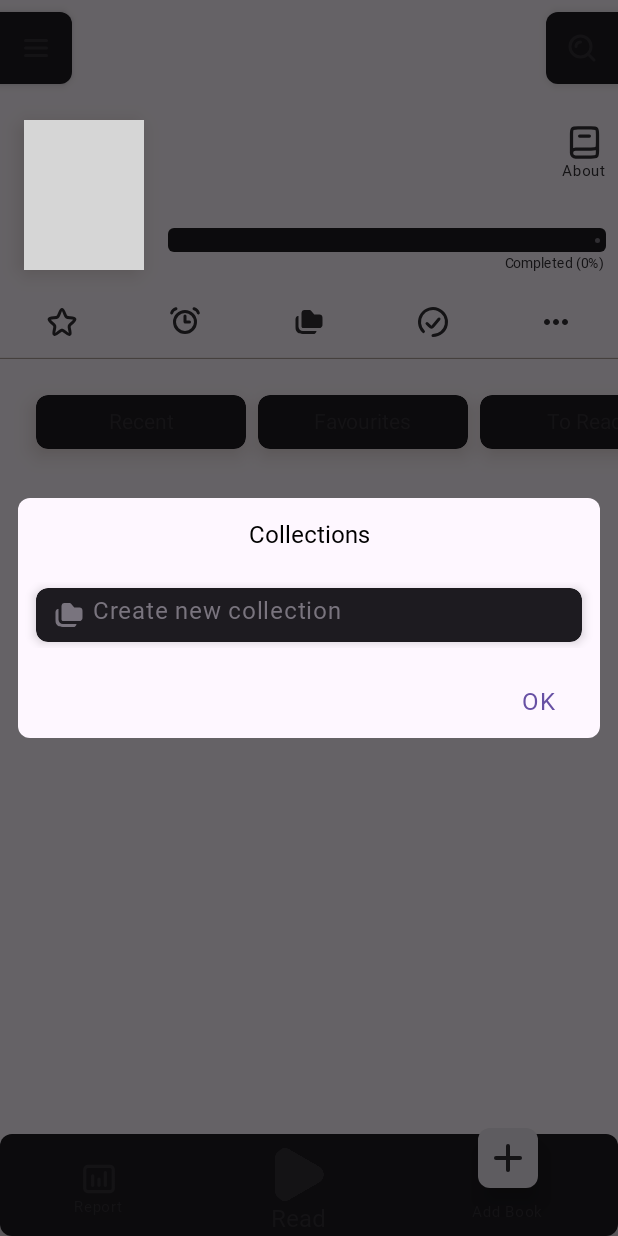
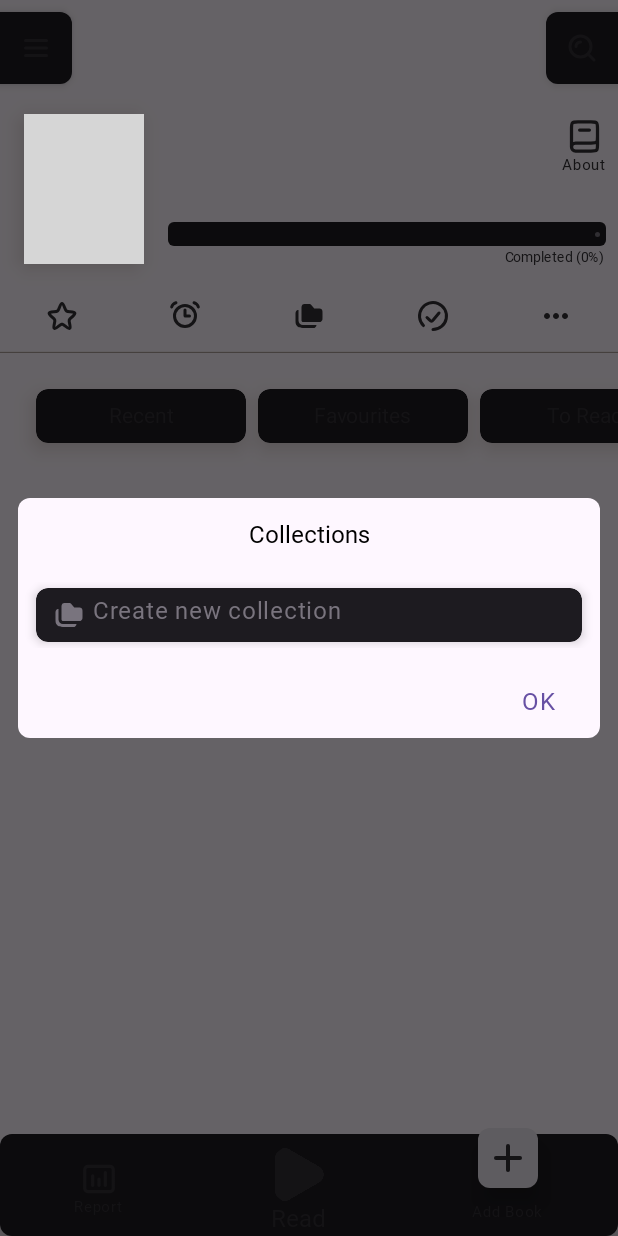
Before and after one commit to AndDe-gourav/Android-Book-Reader, an Android app built with Jetpack Compose: the screen it shows after launch (MainActivity), after a tap on "Collection", on a phone screen of 412 x 824 dp. Run offline under Robolectric (Android 15) with nearby library versions, the phone set to English and light mode, and no system bars; our stand-ins replace Room's generated code, window size class; libraries missing offline, so code that uses them is left out: com.github.barteksc.pdfviewer; Roboto replaces fonts that are not available here; 1 statement that could not run was skipped; 3 other taps on this screen came first; grey boxes are pictures that could not be loaded.

Commit message:
full project

```diff
--- a/app/build.gradle.kts
+++ b/app/build.gradle.kts
@@ -42,6 +42,7 @@ android {
 
 dependencies {
     implementation ("io.coil-kt:coil-compose:2.5.0")
+    implementation(libs.androidx.material3.window.size.class1.android)
     ksp ("androidx.room:room-compiler:2.6.1")
     implementation("androidx.room:room-ktx:2.6.1")
     implementation ("androidx.room:room-runtime:2.6.1")
--- a/app/src/main/java/com/example/epubreader/BookDataViewModel.kt
+++ b/app/src/main/java/com/example/epubreader/BookDataViewModel.kt
@@ -14,6 +14,7 @@ import androidx.lifecycle.viewModelScope
 import com.example.epubreader.model.Book
 import com.example.epubreader.model.BookRepository
 import kotlinx.coroutines.Job
+import kotlinx.coroutines.delay
 import kotlinx.coroutines.flow.MutableStateFlow
 import kotlinx.coroutines.flow.StateFlow
 import kotlinx.coroutines.flow.asStateFlow
@@ -77,7 +78,11 @@ class BookDataViewModel(
 
 
     init {
-        loadAllBooksData()
+        viewModelScope.launch {
+            loadAllBooksData()
+            delay(300)
+            firstSelectedBook()
+        }
     }
 
     private fun loadAllBooksData() {
@@ -100,10 +105,11 @@ class BookDataViewModel(
             ) { lastBook, allCollections ->
                 _lastOpenedBook.value = lastBook
                 _allCollections.value = allCollections
+                Log.d("lastOpenedBook", "${lastOpenedBook.value}")
             }
 
             launch { booksFlow.collectLatest {} }
-            launch { otherDataFlow.collectLatest {Log.d("update", "${allCollections.value}") } }
+            launch { otherDataFlow.collectLatest {} }
         }
     }
 
@@ -121,6 +127,7 @@ class BookDataViewModel(
                 }
             }
         }
+        Log.d("selectedBook", "${selectedBook.value}")
     }
 
 
@@ -277,12 +284,11 @@ class BookDataViewModel(
             val filteredList = listOfCollections.filter { it.isNotEmpty() }
             val orderedList = filteredList.sorted()
             _listOfCollections.value = orderedList
-            Log.d("allCollections", "${allCollections.value}")
             bookOfCollection()
         }
     }
 
-    fun bookOfCollection() {
+    private fun bookOfCollection() {
         viewModelScope.launch {
             val listOfBooksWithCollection: MutableList<List<Book>> = mutableListOf()
             for (collection in _listOfCollections.value) {
@@ -295,9 +301,14 @@ class BookDataViewModel(
                 listOfBooksWithCollection.add(savedCollection.toList())
             }
             _particularCollection.value = listOfBooksWithCollection.toList()
-            Log.d("strings", "${_listOfCollections.value}")
-            Log.d("collection", "${_particularCollection.value}")
         }
+    }
+
+    private fun firstSelectedBook(){
+        viewModelScope.launch {
+            selectBook(_lastOpenedBook.value?.uri!!)
+        }
+        Log.d("firstSelectedBook", "${selectedBook.value}")
     }
 
 
--- a/app/src/main/java/com/example/epubreader/HomeScreen.kt
+++ b/app/src/main/java/com/example/epubreader/HomeScreen.kt
@@ -101,18 +101,26 @@ fun HomeScreen(
 
     val selectedBook by bookDataViewModel.selectedBook.collectAsState()
 
-    Column(
-        modifier = modifier
+    Box(
+        modifier = modifier.fillMaxSize()
     ) {
         TopBar(
             drawerState = drawerState,
-            scope = CoroutineScope(coroutineScope.coroutineContext)
+            scope = CoroutineScope(coroutineScope.coroutineContext),
+            modifier = Modifier.zIndex(1f)
+        )
+        LazyColumn(
+            modifier = Modifier
+        ) {
+            item {
+                Spacer(
+                    modifier = Modifier.size(60.dp)
                 )
                 BookInReading(
                     bookDataViewModel = bookDataViewModel,
                     navController = navController,
                     currentScreen = currentScreen,
-            snackBarContent = { message  ->
+                    snackBarContent = { message ->
                         coroutineScope.launch {
                             snackbarHostState.currentSnackbarData?.dismiss()
 
@@ -153,19 +161,51 @@ fun HomeScreen(
                                     text = snackBarData.visuals.message,
                                     onCancelClicked = {
                                         snackBarData.dismiss()
-                                when (snackBarData.visuals.message){
-                                    "Added to \"Favourites\" " -> selectedBook?.let { bookDataViewModel.toggleFavorite(it) }
-                                    "Added to \"To Read\" " -> selectedBook?.let { bookDataViewModel.toggleToRead(it) }
-                                    "Added to \"Done Reading\" " -> selectedBook?.let { bookDataViewModel.toggleDoneReading(it) }
-                                    "Removed from \"Favourites\" " -> selectedBook?.let { bookDataViewModel.toggleFavorite(it) }
-                                    "Removed from \"To Read\" " -> selectedBook?.let { bookDataViewModel.toggleToRead(it) }
-                                    "Removed from \"Done Reading\" " -> selectedBook?.let { bookDataViewModel.toggleDoneReading(it) }
+                                        when (snackBarData.visuals.message) {
+                                            "Added to \"Favourites\" " -> selectedBook?.let {
+                                                bookDataViewModel.toggleFavorite(
+                                                    it
+                                                )
+                                            }
+
+                                            "Added to \"To Read\" " -> selectedBook?.let {
+                                                bookDataViewModel.toggleToRead(
+                                                    it
+                                                )
+                                            }
+
+                                            "Added to \"Done Reading\" " -> selectedBook?.let {
+                                                bookDataViewModel.toggleDoneReading(
+                                                    it
+                                                )
+                                            }
+
+                                            "Removed from \"Favourites\" " -> selectedBook?.let {
+                                                bookDataViewModel.toggleFavorite(
+                                                    it
+                                                )
+                                            }
+
+                                            "Removed from \"To Read\" " -> selectedBook?.let {
+                                                bookDataViewModel.toggleToRead(
+                                                    it
+                                                )
+                                            }
+
+                                            "Removed from \"Done Reading\" " -> selectedBook?.let {
+                                                bookDataViewModel.toggleDoneReading(
+                                                    it
+                                                )
+                                            }
                                         }
                                     },
-                            modifier = modifier.padding(bottom = 28.dp)
+                                    modifier = modifier.padding(bottom = 6.dp)
                                 )
                             }
                         )
+                    }
+                }
+            }
         }
         BottomBar(
             navController = navController,
@@ -173,7 +213,6 @@ fun HomeScreen(
             drawerState = drawerState,
             modifier = Modifier.align(Alignment.BottomCenter)
         )
-        }
     }
 }
 
@@ -246,9 +285,9 @@ fun BookInReading(
                 ) {
                     LazyColumn{
                         item{
-                            selectedBook?.let {
+                            selectedBook?.title?.let {
                                 Text(
-                                    text = it.title,
+                                    text = it,
                                     style = MaterialTheme.typography.titleLarge.copy(fontSize = 14.sp),
                                     color = MaterialTheme.colorScheme.inverseSurface,
                                     modifier = Modifier.width(180.dp)
@@ -258,9 +297,6 @@ fun BookInReading(
                     }
                     Column(
                         horizontalAlignment = Alignment.CenterHorizontally,
-                        modifier = Modifier.clickable {
-
-                        }
                     ) {
                         Icon(
                             painter = painterResource(id = R.drawable.book),
@@ -340,13 +376,13 @@ fun AnimatedIconRow(
             contentDescription = "Favourites",
             onClick = {
                 selectedBook?.let { bookDataViewModel.toggleFavorite(it) }
-                snackBarContent(if (selectedBook?.favourite == 0)"Added to \"Favourites\" " else "Removed from \"Favourites\" ")
+                snackBarContent(if ((selectedBook?.favourite) == 0)"Added to \"Favourites\" " else "Removed from \"Favourites\" ")
             }
         )
 
         // To Read icon
         AnimatedIconButton(
-            isActive = selectedBook?.toRead  == 1,
+            isActive = selectedBook?.toRead == 1,
             activeIcon = R.drawable.clock_fill,
             inactiveIcon = R.drawable.clock,
             contentDescription = "To Read",
@@ -355,13 +391,13 @@ fun AnimatedIconRow(
                 if (selectedBook?.doneReading == 1){
                     selectedBook?.let { bookDataViewModel.toggleDoneReading(it) }
                 }
-                snackBarContent(if (selectedBook?.toRead == 0) "Added to \"To Read\" " else "Removed from \"To Read\" ")
+                snackBarContent(if (selectedBook?.toRead  == 0) "Added to \"To Read\" " else "Removed from \"To Read\" ")
             }
         )
 
         // Collection icon
         AnimatedIconButton(
-            isActive = selectedBook?.collection != "",
+            isActive = (selectedBook?.collection) != "",
             activeIcon = R.drawable.folder_dublicate_fill,
             inactiveIcon = R.drawable.folder_dublicate,
             contentDescription = "Collection",
@@ -373,7 +409,7 @@ fun AnimatedIconRow(
 
         // Done Reading icon
         AnimatedIconButton(
-            isActive = selectedBook?.doneReading == 1,
+            isActive = (selectedBook?.doneReading) == 1,
             activeIcon = R.drawable.check_round_fill,
             inactiveIcon = R.drawable.check_ring_round,
             contentDescription = "Done Reading",
@@ -586,7 +622,7 @@ fun BookShelf(
             .padding(vertical = dimensionResource(id = R.dimen.padding_large))
     ) {
         LazyColumn(
-            modifier = Modifier.fillMaxSize(),
+            modifier = Modifier.height(400.dp),
             verticalArrangement = Arrangement.spacedBy(32.dp),
             contentPadding = PaddingValues(top = 75.dp , bottom = 50.dp)
         ) {
@@ -745,7 +781,6 @@ fun OptionsDropDownMenu(
     val context = LocalContext.current
 
     val selectedBook by bookDataViewModel.selectedBook.collectAsState()
-    val lastOpenedBook by bookDataViewModel.lastOpenedBook.collectAsState()
 
     var openRemoveDialog by remember { mutableStateOf(false) }
 
@@ -797,14 +832,14 @@ fun OptionsDropDownMenu(
                     )
                 },
                 onClick = {
-                    selectedBook?.uri?.let { bookDataViewModel.sharePdf( context = context, it.toUri()) }
+                    selectedBook?.uri?.let { bookDataViewModel.sharePdf( context = context, Uri.parse(it)) }
                     expanded = false
                 }
             )
             DropdownMenuItem(
                 text = {
                     Text(
-                        "Remove",
+                        text = "Remove",
                         style = MaterialTheme.typography.bodyLarge
                     )
                 },
@@ -952,7 +987,6 @@ fun BottomBar(
                     text = "Report",
                     style = MaterialTheme.typography.labelSmall,
                     color = MaterialTheme.colorScheme.inverseSurface
-
                 )
             }
             Column(
--- a/app/src/main/java/com/example/epubreader/MainActivity.kt
+++ b/app/src/main/java/com/example/epubreader/MainActivity.kt
@@ -10,15 +10,23 @@ import androidx.activity.compose.setContent
 import androidx.activity.enableEdgeToEdge
 import androidx.compose.animation.AnimatedContentTransitionScope
 import androidx.compose.animation.core.tween
+import androidx.compose.foundation.layout.Column
+import androidx.compose.foundation.layout.WindowInsets
 import androidx.compose.foundation.layout.padding
+import androidx.compose.foundation.layout.safeDrawing
 import androidx.compose.foundation.layout.width
+import androidx.compose.foundation.rememberScrollState
 import androidx.compose.foundation.shape.RoundedCornerShape
+import androidx.compose.foundation.verticalScroll
 import androidx.compose.material3.DrawerValue
 import androidx.compose.material3.MaterialTheme
 import androidx.compose.material3.ModalDrawerSheet
 import androidx.compose.material3.ModalNavigationDrawer
 import androidx.compose.material3.Scaffold
 import androidx.compose.material3.rememberDrawerState
+import androidx.compose.material3.windowsizeclass.ExperimentalMaterial3WindowSizeClassApi
+import androidx.compose.material3.windowsizeclass.WindowSizeClass
+import androidx.compose.material3.windowsizeclass.calculateWindowSizeClass
 import androidx.compose.runtime.Composable
 import androidx.compose.runtime.getValue
 import androidx.compose.ui.Modifier
@@ -38,6 +46,7 @@ import com.example.epubreader.model.BookRepository
 import com.example.epubreader.ui.theme.EPUBReaderTheme
 
 class MainActivity : ComponentActivity() {
+    @OptIn(ExperimentalMaterial3WindowSizeClassApi::class)
     override fun onCreate(savedInstanceState: Bundle?) {
         super.onCreate(savedInstanceState)
 
@@ -62,8 +71,9 @@ class MainActivity : ComponentActivity() {
             WindowManager.LayoutParams.FLAG_HARDWARE_ACCELERATED
         )
         setContent {
+            val windowSize = calculateWindowSizeClass(this)
             EPUBReaderTheme {
-                App()
+                App( windowSize = windowSize)
             }
         }
     }
@@ -71,7 +81,8 @@ class MainActivity : ComponentActivity() {
 
 @Composable
 fun App(
-    modifier: Modifier = Modifier
+    modifier: Modifier = Modifier,
+    windowSize: WindowSizeClass
 ) {
     val context = LocalContext.current
 
@@ -105,6 +116,9 @@ fun App(
                 drawerContentColor = MaterialTheme.colorScheme.inverseSurface,
                 modifier = Modifier.width(290.dp)
             ) {
+                Column(
+                    modifier = Modifier.verticalScroll(state = rememberScrollState())
+                ) {
                     Drawer(
                         navController = navController,
                         bookDataViewModel = bookDataViewModel,
@@ -112,11 +126,13 @@ fun App(
                         currentScreen = currentScreen
                     )
                 }
+            }
         },
     ) {
         Scaffold(
             containerColor = MaterialTheme.colorScheme.background,
-            modifier = modifier
+            modifier = modifier,
+            contentWindowInsets = WindowInsets.safeDrawing,
         ) { innerPadding ->
             NavHost(
                 navController = navController,
@@ -162,6 +178,7 @@ fun App(
                         bookDataViewModel = bookDataViewModel,
                         navController = navController,
                         currentScreen = currentScreen,
+                        modifier = Modifier.padding(innerPadding)
                     )
                 }
                 composable(
@@ -179,7 +196,8 @@ fun App(
                 ){
                     EditScreen(
                         navController = navController,
-                        bookDataViewModel = bookDataViewModel
+                        bookDataViewModel = bookDataViewModel,
+                        modifier = Modifier.padding(innerPadding)
                     )
                 }
 
--- a/gradle/libs.versions.toml
+++ b/gradle/libs.versions.toml
@@ -13,6 +13,7 @@ lifecycleViewmodelKtx = " 2.6.2"
 common = "0.10.0"
 navigationCompose = "2.8.7"
 benchmarkMacro = "1.3.3"
+material3WindowSizeClassAndroid = "1.3.1"
 
 [libraries]
 androidx-lifecycle-livedata-ktx = { module = "androidx.lifecycle:lifecycle-livedata-ktx", version.ref = "lifecycleViewmodelKtx" }
@@ -36,6 +37,7 @@ androidx-material3 = { group = "androidx.compose.material3", name = "material3"
 common = { group = "com.google.ai.client.generativeai", name = "common", version.ref = "common" }
 androidx-navigation-compose = { group = "androidx.navigation", name = "navigation-compose", version.ref = "navigationCompose" }
 androidx-benchmark-macro = { group = "androidx.benchmark", name = "benchmark-macro", version.ref = "benchmarkMacro" }
+androidx-material3-window-size-class1-android = { group = "androidx.compose.material3", name = "material3-window-size-class-android", version.ref = "material3WindowSizeClassAndroid" }
 
 [plugins]
 android-application = { id = "com.android.application", version.ref = "agp" }
```
Also changed, not shown: app/src/main/java/com/example/epubreader/AboutDocumentScreen.kt (+6 -8 lines), app/src/main/java/com/example/epubreader/Collections.kt (+16 -6 lines), app/src/main/java/com/example/epubreader/EditScreen.kt (+31 -10 lines). Lines whose indentation alone changed are shown as unchanged.
